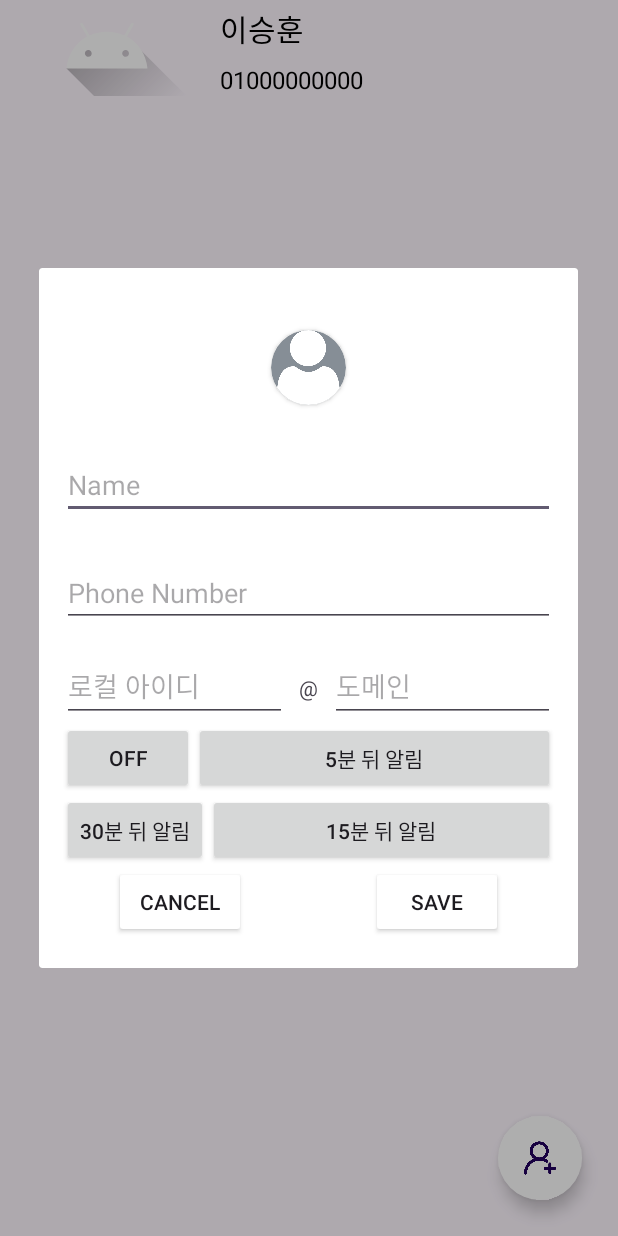
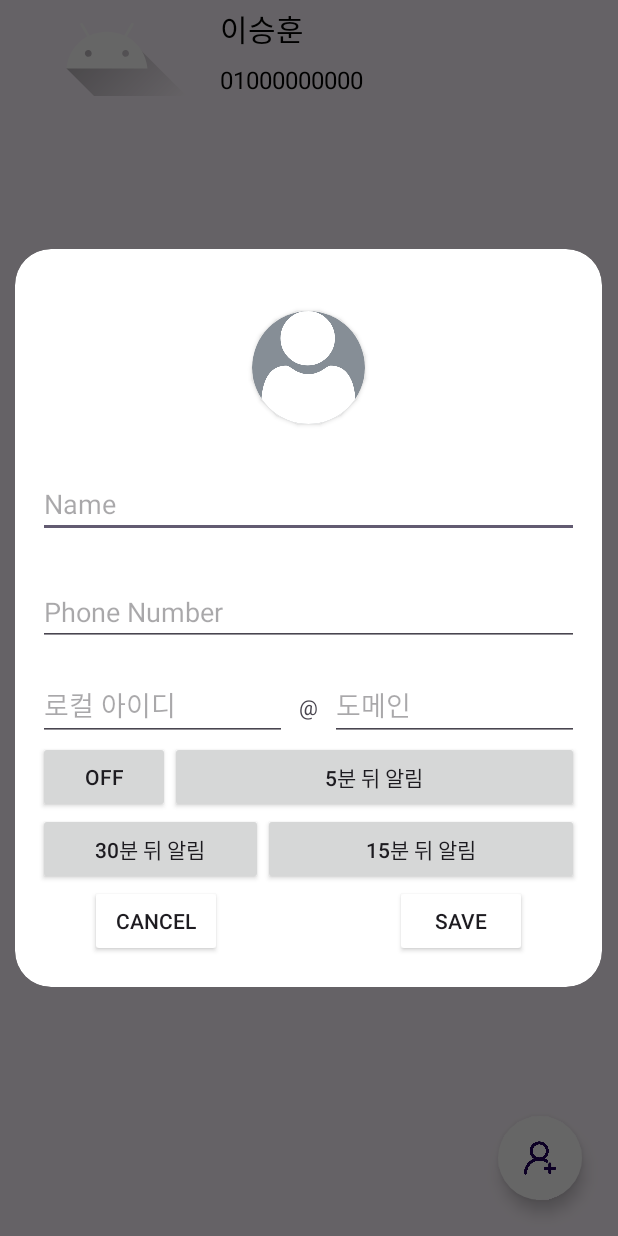
Before and after one commit to SeungYoonPark/And3-4project, an Android app: the screen it shows after launch (MainActivity), after a tap on an icon or button, on a phone screen of 412 x 824 dp. Run offline under Robolectric (Android 15) with nearby library versions, the phone set to English and light mode, and no system bars.

Commit message:
[FEAT] : ⚙️ 새로운 기능을 추가, 알림 및 갤러리 사진 추가기능  (AddContactDialogFragment)

```diff
--- a/app/build.gradle.kts
+++ b/app/build.gradle.kts
@@ -45,6 +45,9 @@ android {
 
 dependencies {
 
+    implementation ("com.github.bumptech.glide:glide:4.14.1")
+    annotationProcessor ("com.github.bumptech.glide:compiler:4.14.1")
+
     implementation("androidx.core:core-ktx:1.9.0")
     implementation("androidx.appcompat:appcompat:1.6.1")
     implementation("com.google.android.material:material:1.9.0")
--- /dev/null
+++ b/app/src/main/res/drawable/alarm.xml
@@ -0,0 +1,6 @@
+<vector android:height="24dp" android:tint="#000000"
+    android:viewportHeight="24" android:viewportWidth="24"
+    android:width="24dp" xmlns:android="http://schemas.android.com/apk/res/android">
+    <path android:fillColor="@android:color/white" android:pathData="M12,19m-2,0a2,2 0,1 1,4 0a2,2 0,1 1,-4 0"/>
+    <path android:fillColor="@android:color/white" android:pathData="M10,3h4v12h-4z"/>
+</vector>
--- /dev/null
+++ b/app/src/main/res/drawable/dialog_shape.xml
@@ -0,0 +1,5 @@
+<?xml version="1.0" encoding="utf-8"?>
+<shape xmlns:android="http://schemas.android.com/apk/res/android">
+    <corners android:radius="24dp" />
+    <solid android:color="#FFFFFF" />
+</shape>
--- a/app/src/main/res/layout/fragment_add_contact_dialog.xml
+++ b/app/src/main/res/layout/fragment_add_contact_dialog.xml
@@ -17,9 +17,10 @@
         app:layout_constraintVertical_bias="0.10">
     <ImageView
         android:id="@+id/addUserImg"
-        android:layout_width="50dp"
-        android:layout_height="50dp"
-        android:src="@drawable/user" />
+        android:layout_width="75dp"
+        android:layout_height="75dp"
+        android:src="@drawable/user"
+        android:scaleType="centerInside"/>
     </androidx.cardview.widget.CardView>
 
     <EditText
@@ -110,7 +111,7 @@
 
     <androidx.appcompat.widget.AppCompatButton
         android:id="@+id/halfPast"
-        android:layout_width="0dp"
+        android:layout_width="150dp"
         android:layout_height="wrap_content"
         android:text="@string/half_past"
         android:layout_marginStart="15dp"
--- a/app/src/main/res/values/colors.xml
+++ b/app/src/main/res/values/colors.xml
@@ -2,6 +2,6 @@
 <resources>
     <color name="black">#FF000000</color>
     <color name="white">#FFFFFFFF</color>
-    <color name="basic_person">#868e96</color>
+    <color name="basic_person">#FF868e96</color>
     <color name="blue">#8BDBFF</color>
 </resources>
--- a/app/src/main/res/values/themes.xml
+++ b/app/src/main/res/values/themes.xml
@@ -9,5 +9,9 @@
         <item name="cornerSize">50%</item>
     </style>
 
+    <style name="dialog_shape" parent="Theme.AppCompat.Light.Dialog.Alert">
+        <item name="android:windowBackground">@drawable/dialog_shape</item>
+    </style>
+
     <style name="Theme.And34Project" parent="Base.Theme.And34Project" />
 </resources>
```
Also changed, not shown: app/src/main/AndroidManifest.xml (+7 -0 lines), app/src/main/java/com/example/and3_4project/MainActivity.kt (+126 -14 lines).
